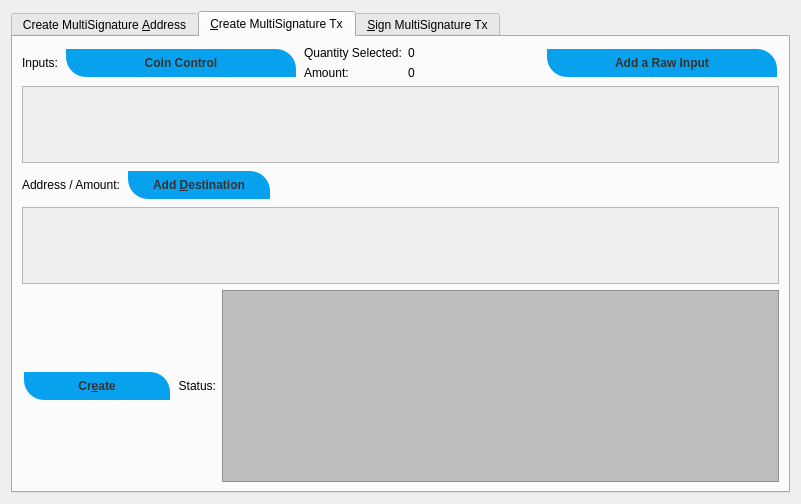
This is src/qt/forms/multisigdialog.ui in laurobeleche/vulcoinMN as Qt 5 draws it before an edit. The edited form follows.
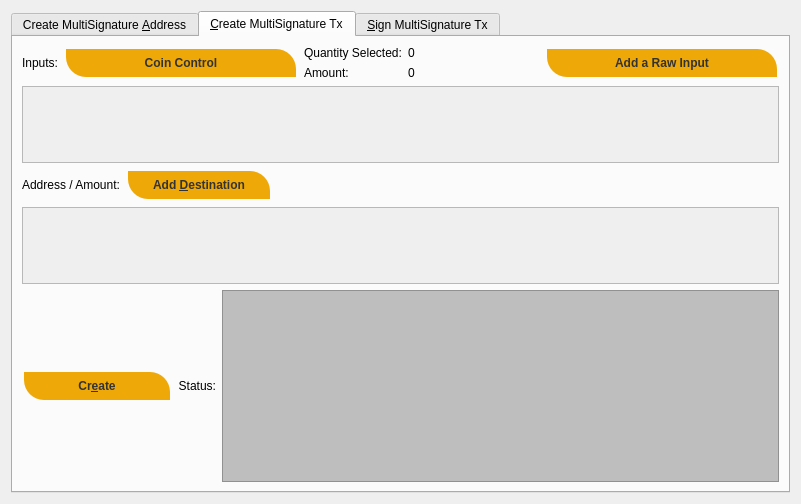
This is the edited form. The open tabs and pages were chosen to show the change. Icons and pictures are not drawn.

```diff
--- a/src/qt/forms/multisigdialog.ui
+++ b/src/qt/forms/multisigdialog.ui
@@ -449,7 +449,7 @@
                </property>
                <property name="styleSheet">
                 <string notr="true"> .QPushButton {
-  background-color: #07a1ee;
+  background-color: #eea807;
 	border: 0;
 	color:#333;
 	font-size:12px;
@@ -544,7 +544,7 @@
                </property>
                <property name="styleSheet">
                 <string notr="true"> .QPushButton {
-  background-color: #07a1ee;
+  background-color: #eea807;
 	border: 0;
 	color:#333;
 	font-size:12px;
@@ -648,7 +648,7 @@
                </property>
                <property name="styleSheet">
                 <string notr="true"> .QPushButton {
-  background-color: #07a1ee;
+  background-color: #eea807;
 	border: 0;
 	color:#333;
 	font-size:12px;
@@ -760,7 +760,7 @@
                </property>
                <property name="styleSheet">
                 <string notr="true"> .QPushButton {
-  background-color: #07a1ee;
+  background-color: #eea807;
 	border: 0;
 	color:#333;
 	font-size:12px;
```
Left out of the diff: 12 changed lines with no effect on the pictures.
